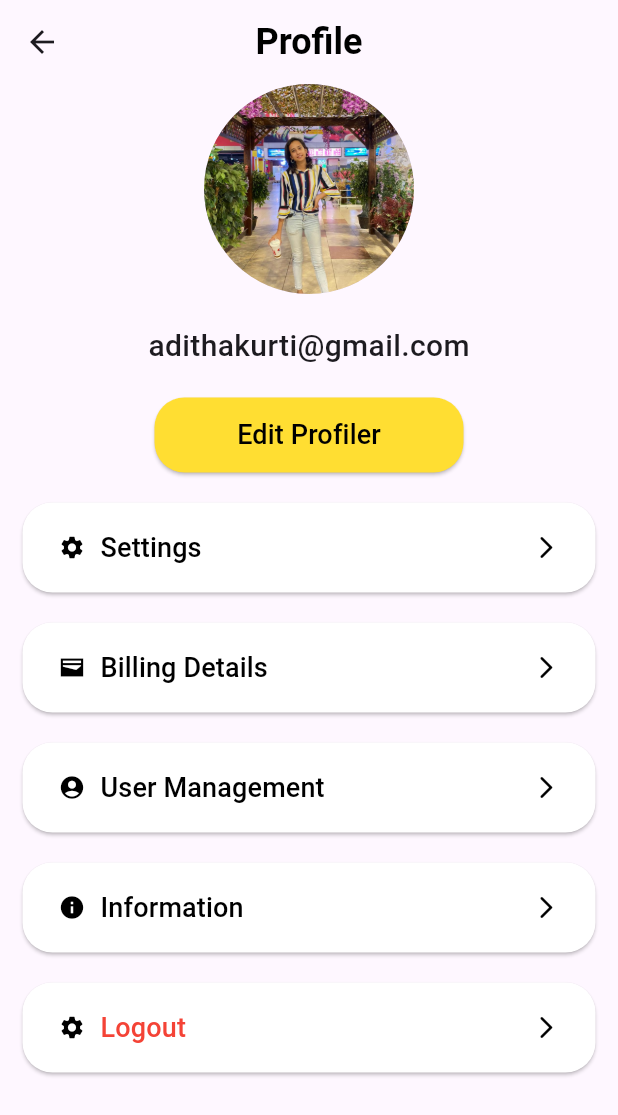
After one commit to AditiSingh2003/Case_It, a Flutter app: the HomeScreen screen opened directly, item 4 of the bottom bar chosen, after a tap on "Edit Profiler", on a phone screen of 412 x 824 dp. The commit adds this screen. Shown: the top 1115 px of the screen. Run offline on Flutter 3.47's test engine with Material 2 defaults, Android fonts, the phone set to English and light mode, and no system bars.

Commit message:
added changes

```diff
--- a/lib/Home/homeScreen.dart
+++ b/lib/Home/homeScreen.dart
@@ -1,3 +1,4 @@
+import 'package:case_it/Home/profile.dart';
 import 'package:case_it/Widget/product.dart';
 import 'package:flutter/material.dart';
 
@@ -9,6 +10,28 @@ class HomeScreen extends StatefulWidget {
 }
 
 class _HomeScreenState extends State<HomeScreen> {
+  int _selectedIndex = 0;
+
+  void _onItemTapped(int index){
+    setState(() {
+      _selectedIndex = index;
+      switch(index) {
+        case 0:
+          Navigator.pushNamed(context, '/home');
+          break;
+        case 1:
+          Navigator.pushNamed(context, '/wishlist');
+          break;
+        case 2:
+          Navigator.pushNamed(context, '/cart');
+          break;
+        case 3:
+          Navigator.push(context,
+                    MaterialPageRoute(builder: (context) => Profile()));
+          break;
+      }
+    });
+  }
   @override
   Widget build(BuildContext context) {
     return Scaffold(
@@ -120,9 +143,12 @@ class _HomeScreenState extends State<HomeScreen> {
             icon: Icon(Icons.account_circle_outlined,
             color: Colors.black,),
             label: 'Account',
+
             backgroundColor: Colors.white,
           ),
         ],
+        currentIndex: _selectedIndex,
+        onTap: _onItemTapped,
       )
     );
   }
--- /dev/null
+++ b/lib/Home/profile.dart
@@ -0,0 +1,156 @@
+import 'package:flutter/material.dart';
+
+class Profile extends StatefulWidget {
+  const Profile({super.key});
+
+  @override
+  State<Profile> createState() => _ProfileState();
+}
+
+class _ProfileState extends State<Profile> {
+  @override
+  Widget build(BuildContext context) {
+    return Scaffold(
+      appBar: AppBar(
+        centerTitle: true,
+        title: Text('Profile',
+        style: TextStyle(
+          color: Colors.black,
+          fontSize: 24,
+          fontWeight: FontWeight.bold,
+        ),
+        ),
+      ),
+      body: Container(
+        child: Padding(
+          padding: const EdgeInsets.symmetric(horizontal: 15),
+          child: Column(
+            crossAxisAlignment: CrossAxisAlignment.start,
+            children: [
+              Center(
+                child: CircleAvatar(
+                  radius: 70,
+                  foregroundImage: AssetImage('assets/images/my_photo.png',
+                  ),
+                ),
+              ),
+              SizedBox(height: 20,),
+              Center(
+                child: Text('adithakurti@gmail.com',
+                style: TextStyle(
+                  fontSize: 20,
+                  fontWeight: FontWeight.w500,
+                ),
+                ),
+              ),
+              SizedBox(height: 20,),
+              Center(
+                child: ElevatedButton(
+                onPressed: () {
+                  // Navigator.push(context,
+                  //   MaterialPageRoute(builder: (context) => HomeScreen()));
+                },
+                child: Text(
+                  'Edit Profiler',
+                  style: TextStyle(fontSize: 18),
+                ),
+                style: ElevatedButton.styleFrom(
+                  primary:Color(0xFFFFDE32),
+                  onPrimary: Colors.black,
+                  minimumSize: Size(MediaQuery.of(context).size.width/2, 50),
+                  shape: RoundedRectangleBorder(
+                    borderRadius: BorderRadius.circular(20.0),
+                  ),
+                ),
+              ),
+              ),
+              SizedBox(height: 20,),
+              ButtonList(
+                context: context,
+                icon: Icons.settings,
+                text: 'Settings',
+                col: Colors.black,
+                back : Icons.arrow_forward_ios_rounded,
+              ),
+              SizedBox(height: 20,),
+              ButtonList(
+                context: context,
+                icon: Icons.wallet_sharp,
+                text: 'Billing Details',
+                col: Colors.black,
+                back : Icons.arrow_forward_ios_rounded,
+              ),
+              SizedBox(height: 20,),
+              ButtonList(
+                context: context,
+                icon: Icons.account_circle_rounded,
+                text: 'User Management',
+                col: Colors.black,
+                back : Icons.arrow_forward_ios_rounded,
+              ),
+              SizedBox(height: 20,),
+              ButtonList(
+                context: context,
+                icon: Icons.info,
+                text: 'Information',
+                col: Colors.black,
+                back : Icons.arrow_forward_ios_rounded,
+              ),
+              SizedBox(height: 20,),
+              ButtonList(
+                context: context,
+                icon: Icons.settings,
+                text: 'Logout',
+                col: Colors.red,
+                back : Icons.arrow_forward_ios_rounded,
+              ),
+            ],
+          ),
+        ),
+      ),
+    );
+  }
+}
+
+//list
+
+  Widget ButtonList ({
+    required BuildContext context,
+    required IconData icon,
+    required Color col,
+    required String text,
+    required IconData back,
+  }) {
+    return
+      Container(
+                child: ElevatedButton(
+                  onPressed: (){},
+                  child: Row(
+                    mainAxisAlignment: MainAxisAlignment.spaceBetween,
+                    children: [
+                    Row(
+                      children: [
+                        Icon(icon),
+                        SizedBox(width: 10,),
+                        Text(text,
+                        style: TextStyle(
+                        fontSize: 18,
+                        color: col,
+                      ),
+                    ),
+                      ],
+                    ),
+                  Icon(back)
+                    ],
+                  ),
+                  style: ElevatedButton.styleFrom(
+                    primary: Colors.white,
+                    onPrimary: Colors.black,
+                    minimumSize: Size(MediaQuery.of(context).size.width, 60),
+                    shape: RoundedRectangleBorder(
+                      borderRadius: BorderRadius.circular(20.0),
+                    ),
+                  ),
+                  ),
+              );
+  }
```
Also changed, not shown: assets/images/my_photo.png (added).
